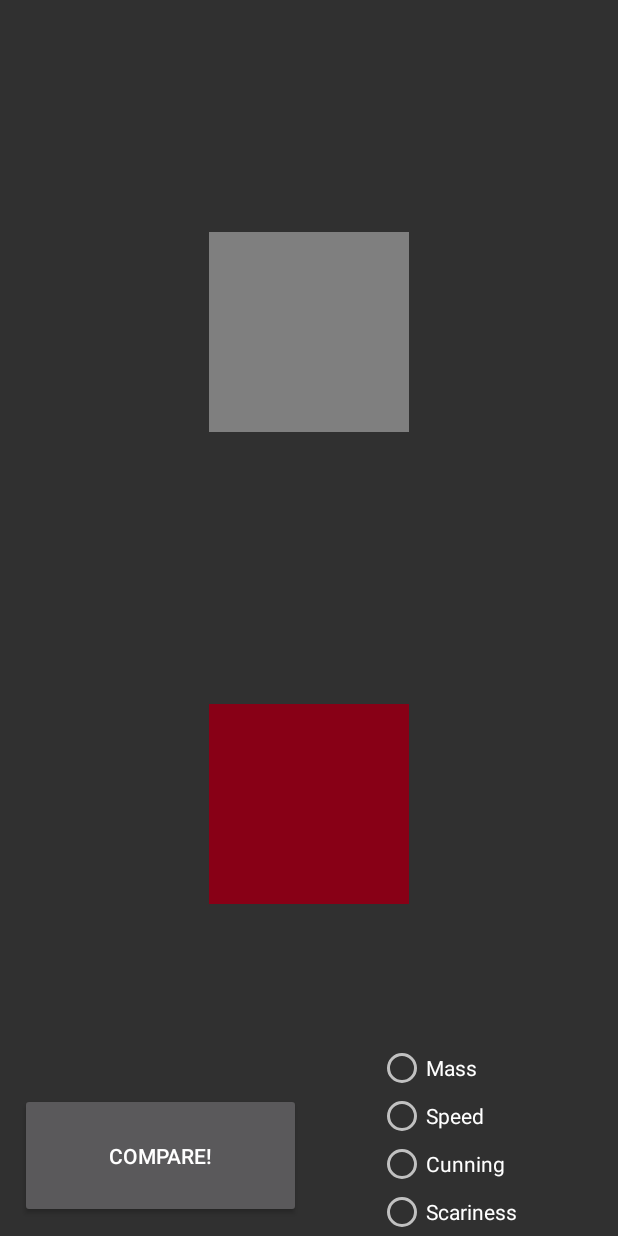
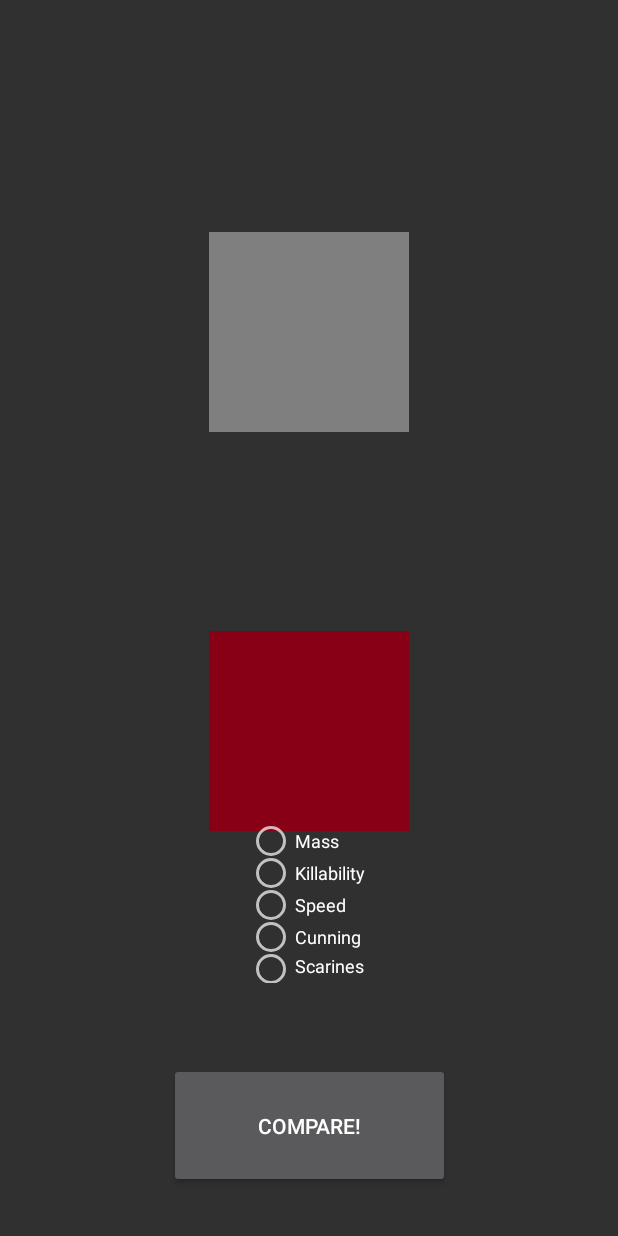
Before and after one commit to MalteSaup/Mythen-Monster-Trumpf, an Android app: the fragment GameFragment shown on its own in the app's theme, on a phone screen of 412 x 824 dp. Run offline under Robolectric (Android 15) with nearby library versions, the phone set to English and light mode, and no system bars.

Commit message:
Own PlayerItem is findable now, moved some stuff to GameActivity and started with UI changes

```diff
--- a/App/app/src/main/res/layout/fragment_game.xml
+++ b/App/app/src/main/res/layout/fragment_game.xml
@@ -27,55 +27,64 @@
         app:layout_constraintEnd_toEndOf="parent"
         app:layout_constraintStart_toStartOf="parent"
         app:layout_constraintTop_toBottomOf="@+id/enemyCard"
-        app:layout_constraintVertical_bias="0.841"
+        app:layout_constraintVertical_bias="0.24000001"
         app:srcCompat="@drawable/image01" />
 
     <Button
         android:id="@+id/compareButton"
         android:layout_width="187dp"
         android:layout_height="83dp"
+        android:layout_marginBottom="32dp"
         android:text="Compare!"
         app:layout_constraintBottom_toBottomOf="parent"
         app:layout_constraintEnd_toEndOf="parent"
-        app:layout_constraintHorizontal_bias="0.06"
-        app:layout_constraintStart_toStartOf="parent"
-        app:layout_constraintTop_toBottomOf="@+id/ownCard"
-        app:layout_constraintVertical_bias="0.85" />
+        app:layout_constraintStart_toStartOf="parent" />
 
     <RadioGroup
         android:id="@+id/statOptions"
-        android:layout_width="wrap_content"
-        android:layout_height="wrap_content"
+        android:layout_width="83dp"
+        android:layout_height="105dp"
+        android:layout_marginTop="16dp"
         app:layout_constraintBottom_toBottomOf="parent"
         app:layout_constraintEnd_toEndOf="parent"
-        app:layout_constraintHorizontal_bias="0.78"
-        app:layout_constraintStart_toStartOf="@+id/compareButton"
+        app:layout_constraintStart_toStartOf="parent"
         app:layout_constraintTop_toTopOf="parent"
-        app:layout_constraintVertical_bias="1.0">
+        app:layout_constraintVertical_bias="0.76">
 
         <RadioButton
             android:id="@+id/stat1"
             android:layout_width="match_parent"
-            android:layout_height="wrap_content"
-            android:text="Mass" />
+            android:layout_height="21dp"
+            android:text="Mass"
+            android:textSize="12sp" />
 
         <RadioButton
             android:id="@+id/stat2"
             android:layout_width="match_parent"
-            android:layout_height="wrap_content"
-            android:text="Speed" />
+            android:layout_height="21dp"
+            android:text="Killability"
+            android:textSize="12sp" />
 
         <RadioButton
             android:id="@+id/stat3"
             android:layout_width="match_parent"
-            android:layout_height="wrap_content"
-            android:text="Cunning" />
+            android:layout_height="21dp"
+            android:text="Speed"
+            android:textSize="12sp" />
 
         <RadioButton
             android:id="@+id/stat4"
             android:layout_width="match_parent"
-            android:layout_height="wrap_content"
-            android:text="Scariness" />
+            android:layout_height="21dp"
+            android:text="Cunning"
+            android:textSize="12sp" />
+
+        <RadioButton
+            android:id="@+id/stat5"
+            android:layout_width="match_parent"
+            android:layout_height="21dp"
+            android:text="Scariness"
+            android:textSize="12sp" />
 
     </RadioGroup>
 </android.support.constraint.ConstraintLayout>
```
Also changed, not shown: App/app/src/main/java/com/projectc/mythicalmonstermatch/Fragments/GameFragment.java (+17 -6 lines), App/app/src/main/java/com/projectc/mythicalmonstermatch/Fragments/HostFragment.java (+1 -7 lines), App/app/src/main/java/com/projectc/mythicalmonstermatch/GameActivity.java (+27 -1 lines).
